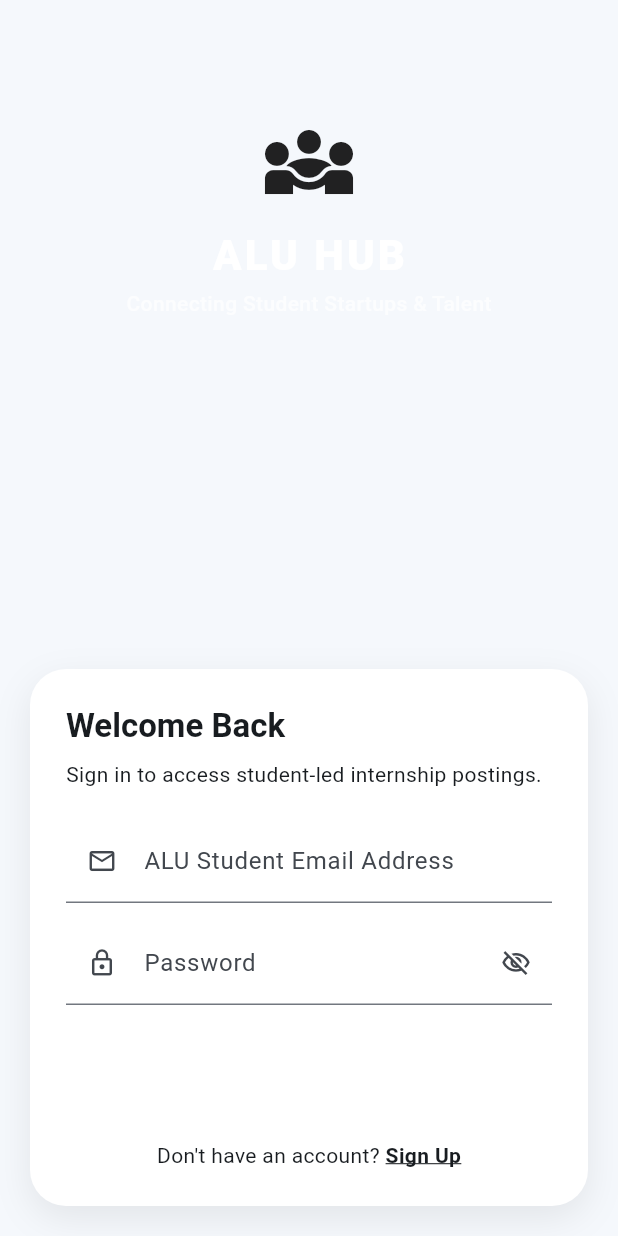
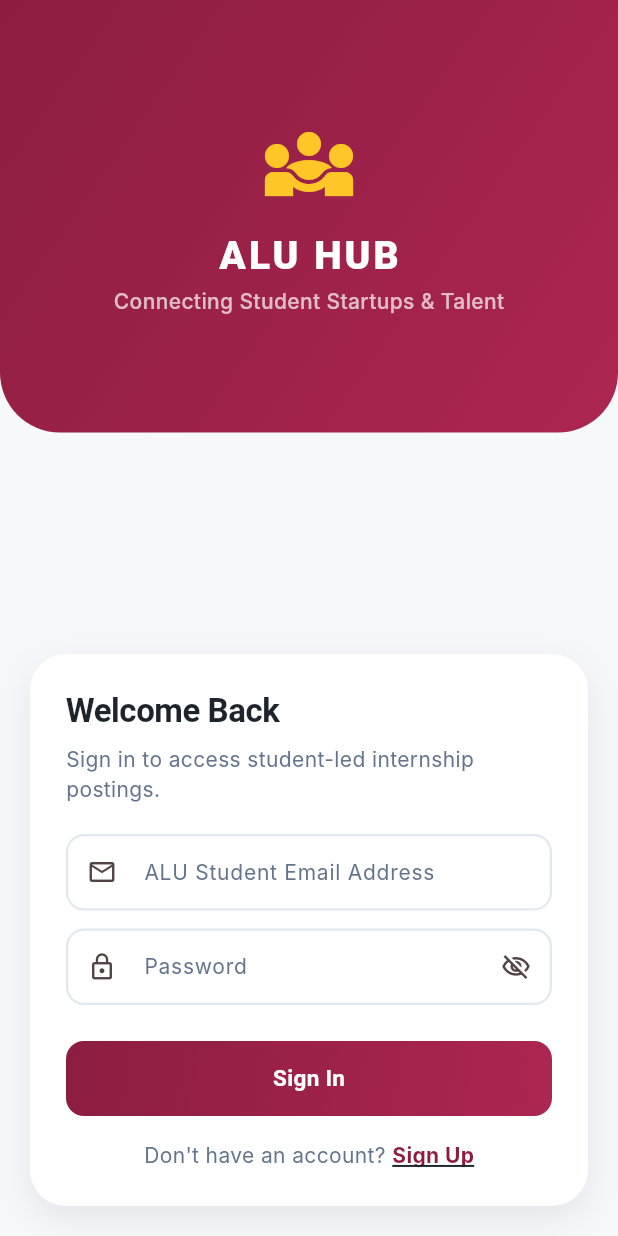
Before and after one commit to Sheila5rwa/alu_internship_mobile, a Flutter app: the screen it shows after launch, on a phone screen of 412 x 824 dp. Run offline on Flutter 3.47's test engine with Material 3 defaults, Android fonts, the light colour scheme and no system bars; our stand-ins replace cloud_firestore, firebase_auth, firebase_core, flutter_bloc; accounts and stored records are empty; Roboto replaces fonts that are missing (Inter, Outfit).

Commit message:
Add app entry point, routing, and theming

```diff
--- a/lib/app_router.dart
+++ b/lib/app_router.dart
@@ -26,7 +26,10 @@ class AppShell extends StatelessWidget {
         }
         if (authStatus == AuthStatus.authenticated) {
           final profile = state.currentProfile;
-          if (profile?.role == 'startup') {
+          if (profile == null || (profile.bio.isEmpty && profile.skills.isEmpty)) {
+            return const ProfileSetupScreen();
+          }
+          if (profile.role == 'startup') {
             return const StartupNavigationShell();
           }
           return const StudentNavigationShell();
--- a/lib/main.dart
+++ b/lib/main.dart
@@ -6,6 +6,7 @@ import 'app_router.dart';
 import 'cubits/app_cubit.dart';
 import 'firebase_options.dart';
 import 'services/firebase_service.dart';
+import 'theme.dart';
 
 Future<void> main() async {
   WidgetsFlutterBinding.ensureInitialized();
@@ -24,11 +25,7 @@ class MyApp extends StatelessWidget {
       child: MaterialApp(
         title: 'ALU Internship Hub',
         debugShowCheckedModeBanner: false,
-        theme: ThemeData(
-          colorScheme: ColorScheme.fromSeed(seedColor: const Color(0xFF0E6BA8)),
-          useMaterial3: true,
-          scaffoldBackgroundColor: const Color(0xFFF5F8FC),
-        ),
+        theme: AluTheme.lightTheme,
         home: const AppShell(),
       ),
     );
--- /dev/null
+++ b/lib/theme.dart
@@ -0,0 +1,195 @@
+import 'package:flutter/material.dart';
+
+class AluTheme {
+  // Color Palette
+  static const Color primaryMaroon = Color(0xFF8C1D40);
+  static const Color secondaryGold = Color(0xFFFFC627);
+  static const Color darkSlate = Color(0xFF1E242B);
+  static const Color backgroundGrey = Color(0xFFF6F8FB);
+  static const Color accentSpruce = Color(0xFF0F5A47);
+  static const Color borderGrey = Color(0xFFE2E8F0);
+  static const Color cardShadow = Color(0x0A0F172A);
+
+  // Gradient definitions
+  static const Gradient primaryGradient = LinearGradient(
+    colors: [primaryMaroon, Color(0xFFAC2652)],
+    begin: Alignment.topLeft,
+    end: Alignment.bottomRight,
+  );
+
+  static const Gradient goldSpruceGradient = LinearGradient(
+    colors: [secondaryGold, Color(0xFFE5B518)],
+    begin: Alignment.topLeft,
+    end: Alignment.bottomRight,
+  );
+
+  static const Gradient spruceGradient = LinearGradient(
+    colors: [accentSpruce, Color(0xFF157A62)],
+    begin: Alignment.topLeft,
+    end: Alignment.bottomRight,
+  );
+
+  static ThemeData get lightTheme {
+    return ThemeData(
+      useMaterial3: true,
+      colorScheme: ColorScheme.fromSeed(
+        seedColor: primaryMaroon,
+        primary: primaryMaroon,
+        secondary: secondaryGold,
+        tertiary: accentSpruce,
+        surface: backgroundGrey,
+        onSurface: darkSlate,
+      ),
+      scaffoldBackgroundColor: backgroundGrey,
+      cardColor: Colors.white,
+
+      // Fine-tuning text themes
+      textTheme: const TextTheme(
+        headlineMedium: TextStyle(
+          fontFamily: 'Outfit',
+          fontSize: 26,
+          fontWeight: FontWeight.bold,
+          color: darkSlate,
+          letterSpacing: -0.5,
+        ),
+        titleLarge: TextStyle(
+          fontFamily: 'Outfit',
+          fontSize: 20,
+          fontWeight: FontWeight.bold,
+          color: darkSlate,
+          letterSpacing: -0.3,
+        ),
+        titleMedium: TextStyle(
+          fontFamily: 'Outfit',
+          fontSize: 16,
+          fontWeight: FontWeight.w600,
+          color: darkSlate,
+        ),
+        bodyLarge: TextStyle(
+          fontFamily: 'Inter',
+          fontSize: 15,
+          color: darkSlate,
+        ),
+        bodyMedium: TextStyle(
+          fontFamily: 'Inter',
+          fontSize: 14,
+          color: Color(0xFF64748B),
+        ),
+      ),
+
+      // Input Decoration Styles
+      inputDecorationTheme: InputDecorationTheme(
+        filled: true,
+        fillColor: Colors.white,
+        contentPadding: const EdgeInsets.symmetric(horizontal: 16, vertical: 14),
+        border: OutlineInputBorder(
+          borderRadius: BorderRadius.circular(12),
+          borderSide: const BorderSide(color: borderGrey, width: 1.5),
+        ),
+        enabledBorder: OutlineInputBorder(
+          borderRadius: BorderRadius.circular(12),
+          borderSide: const BorderSide(color: borderGrey, width: 1.5),
+        ),
+        focusedBorder: OutlineInputBorder(
+          borderRadius: BorderRadius.circular(12),
+          borderSide: const BorderSide(color: primaryMaroon, width: 2),
+        ),
+        errorBorder: OutlineInputBorder(
+          borderRadius: BorderRadius.circular(12),
+          borderSide: const BorderSide(color: Colors.redAccent, width: 1.5),
+        ),
+        labelStyle: const TextStyle(color: Color(0xFF64748B), fontSize: 14),
+        floatingLabelStyle: const TextStyle(color: primaryMaroon, fontWeight: FontWeight.bold),
+      ),
+
+      // Button Styles
+      filledButtonTheme: FilledButtonThemeData(
+        style: FilledButton.styleFrom(
+          backgroundColor: primaryMaroon,
+          foregroundColor: Colors.white,
+          padding: const EdgeInsets.symmetric(horizontal: 24, vertical: 14),
+          shape: RoundedRectangleBorder(
+            borderRadius: BorderRadius.circular(12),
+          ),
+          textStyle: const TextStyle(
+            fontSize: 15,
+            fontWeight: FontWeight.bold,
+            letterSpacing: 0.2,
+          ),
+        ),
+      ),
+
+      outlinedButtonTheme: OutlinedButtonThemeData(
+        style: OutlinedButton.styleFrom(
+          foregroundColor: primaryMaroon,
+          side: const BorderSide(color: primaryMaroon, width: 1.5),
+          padding: const EdgeInsets.symmetric(horizontal: 24, vertical: 14),
+          shape: RoundedRectangleBorder(
+            borderRadius: BorderRadius.circular(12),
+          ),
+          textStyle: const TextStyle(
+            fontSize: 15,
+            fontWeight: FontWeight.bold,
+          ),
+        ),
+      ),
+
+      textButtonTheme: TextButtonThemeData(
+        style: TextButton.styleFrom(
+          foregroundColor: primaryMaroon,
+          textStyle: const TextStyle(
+            fontSize: 14,
+            fontWeight: FontWeight.bold,
+          ),
+        ),
+      ),
+
+
+      cardTheme: CardThemeData(
+        elevation: 0,
+        shape: RoundedRectangleBorder(
+          borderRadius: BorderRadius.circular(16),
+          side: const BorderSide(color: borderGrey, width: 1),
+        ),
+        color: Colors.white,
+        margin: EdgeInsets.zero,
+      ),
+
+
+      navigationBarTheme: NavigationBarThemeData(
+        backgroundColor: Colors.white,
+        indicatorColor: primaryMaroon.withAlpha(26), // 10% opacity
+        height: 65,
+        elevation: 10,
+        shadowColor: Colors.black.withAlpha(51), // 20% opacity
+        labelBehavior: NavigationDestinationLabelBehavior.alwaysShow,
+        labelTextStyle: WidgetStateProperty.resolveWith((states) {
+          if (states.contains(WidgetState.selected)) {
+            return const TextStyle(color: primaryMaroon, fontWeight: FontWeight.bold, fontSize: 12);
+          }
+          return const TextStyle(color: Color(0xFF64748B), fontSize: 12);
+        }),
+        iconTheme: WidgetStateProperty.resolveWith((states) {
+          if (states.contains(WidgetState.selected)) {
+            return const IconThemeData(color: primaryMaroon, size: 24);
+          }
+          return const IconThemeData(color: Color(0xFF64748B), size: 24);
+        }),
+      ),
+
+
+      appBarTheme: const AppBarTheme(
+        backgroundColor: Colors.white,
+        foregroundColor: darkSlate,
+        elevation: 0,
+        centerTitle: false,
+        titleTextStyle: TextStyle(
+          fontFamily: 'Outfit',
+          fontSize: 20,
+          fontWeight: FontWeight.bold,
+          color: darkSlate,
+        ),
+      ),
+    );
+  }
+}
```
